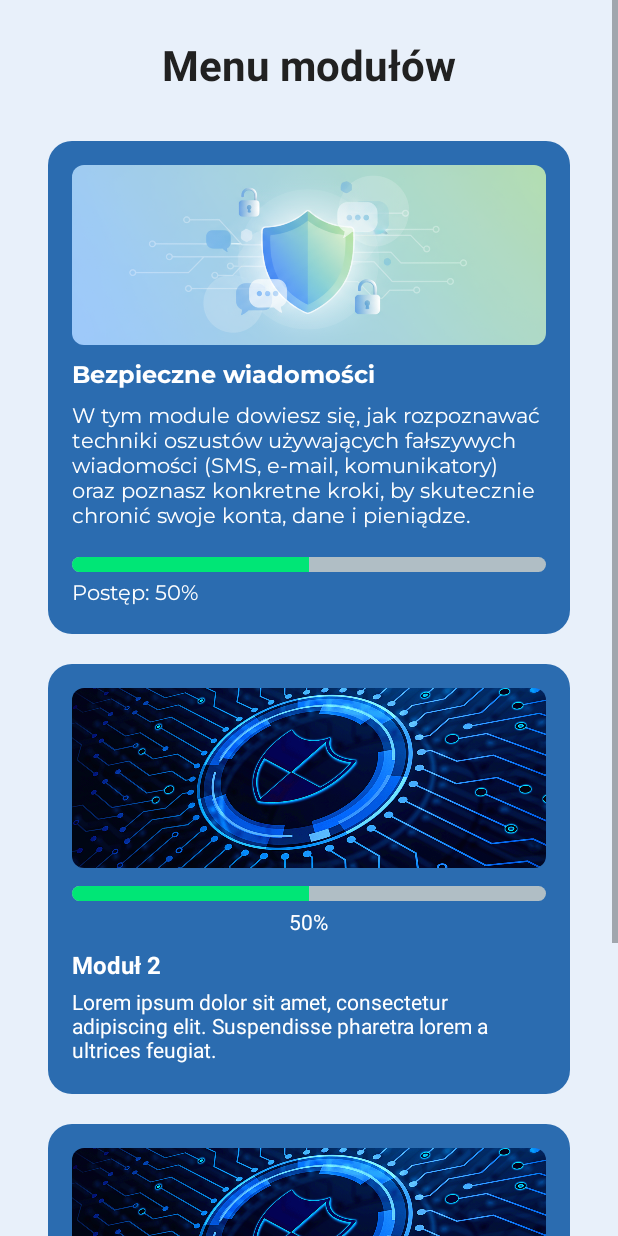
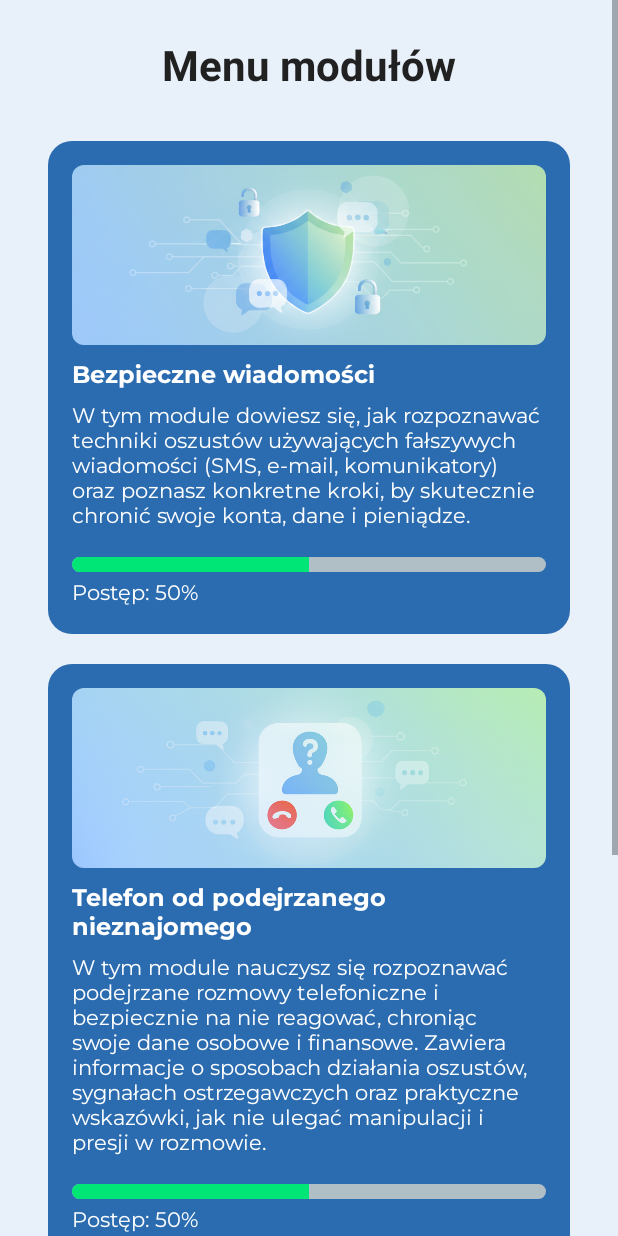
Before and after one commit to PatiB3005/P5D3, an Android app: the ModuleMenuActivity screen opened directly, with no data from a screen before it, on a phone screen of 412 x 824 dp. Run offline under Robolectric (Android 15) with nearby library versions, the phone set to English and light mode, and no system bars.

Commit message:
Dodanie modułu "Telefon od podejrzanego nieznajomego" w menu modułów

```diff
--- a/app/src/main/res/layout/activity_module_menu.xml
+++ b/app/src/main/res/layout/activity_module_menu.xml
@@ -99,6 +99,7 @@
 
         <!-- Moduł 2 -->
         <LinearLayout
+            android:id="@+id/btnCallFromAnUnknown"
             android:layout_width="match_parent"
             android:layout_height="wrap_content"
             android:orientation="vertical"
@@ -111,9 +112,29 @@
                 android:layout_width="match_parent"
                 android:layout_height="120dp"
                 android:scaleType="centerCrop"
-                android:src="@drawable/module_placeholder_image"
+                android:src="@drawable/call_from_a_unknown_person_banner"
                 android:background="@drawable/rounded_image"
                 android:clipToOutline="true" />
+
+            <TextView
+                android:layout_width="wrap_content"
+                android:layout_height="wrap_content"
+                android:text="Telefon od podejrzanego nieznajomego"
+                android:fontFamily="@font/montserrat_bold"
+                android:textStyle="bold"
+                android:textColor="#FFFFFF"
+                android:textSize="16sp"
+                android:layout_marginTop="8dp" />
+
+            <TextView
+                android:layout_width="wrap_content"
+                android:layout_height="wrap_content"
+                android:text="W tym module nauczysz się rozpoznawać podejrzane rozmowy telefoniczne i bezpiecznie na nie reagować, chroniąc swoje dane osobowe i finansowe. Zawiera informacje o sposobach działania oszustów, sygnałach ostrzegawczych oraz praktyczne wskazówki, jak nie ulegać manipulacji i presji w rozmowie."
+                android:textColor="#FFFFFF"
+                android:fontFamily="@font/montserrat_regular"
+                android:textSize="14sp"
+                android:layout_marginTop="4dp"
+                android:layout_marginBottom="4dp" />
 
             <ProgressBar
                 style="?android:attr/progressBarStyleHorizontal"
@@ -128,28 +149,11 @@
             <TextView
                 android:layout_width="wrap_content"
                 android:layout_height="wrap_content"
-                android:layout_gravity="center_horizontal"
-                android:text="50%"
+                android:layout_gravity="left"
+                android:fontFamily="@font/montserrat_regular"
+                android:text="Postęp: 50%"
                 android:textColor="@android:color/white"
                 android:textSize="14sp" />
-
-            <TextView
-                android:layout_width="wrap_content"
-                android:layout_height="wrap_content"
-                android:text="Moduł 2"
-                android:textStyle="bold"
-                android:textColor="#FFFFFF"
-                android:textSize="16sp"
-                android:layout_marginTop="8dp" />
-
-            <TextView
-                android:layout_width="wrap_content"
-                android:layout_height="wrap_content"
-                android:text="Lorem ipsum dolor sit amet, consectetur adipiscing elit. Suspendisse pharetra lorem a ultrices feugiat."
-                android:textColor="#FFFFFF"
-                android:textSize="14sp"
-                android:layout_marginTop="4dp"
-                android:layout_marginBottom="4dp" />
         </LinearLayout>
 
         <!-- Moduł 3 -->
```
Also changed, not shown: app/src/main/res/drawable/call_from_a_unknown_person_banner.png (added).
